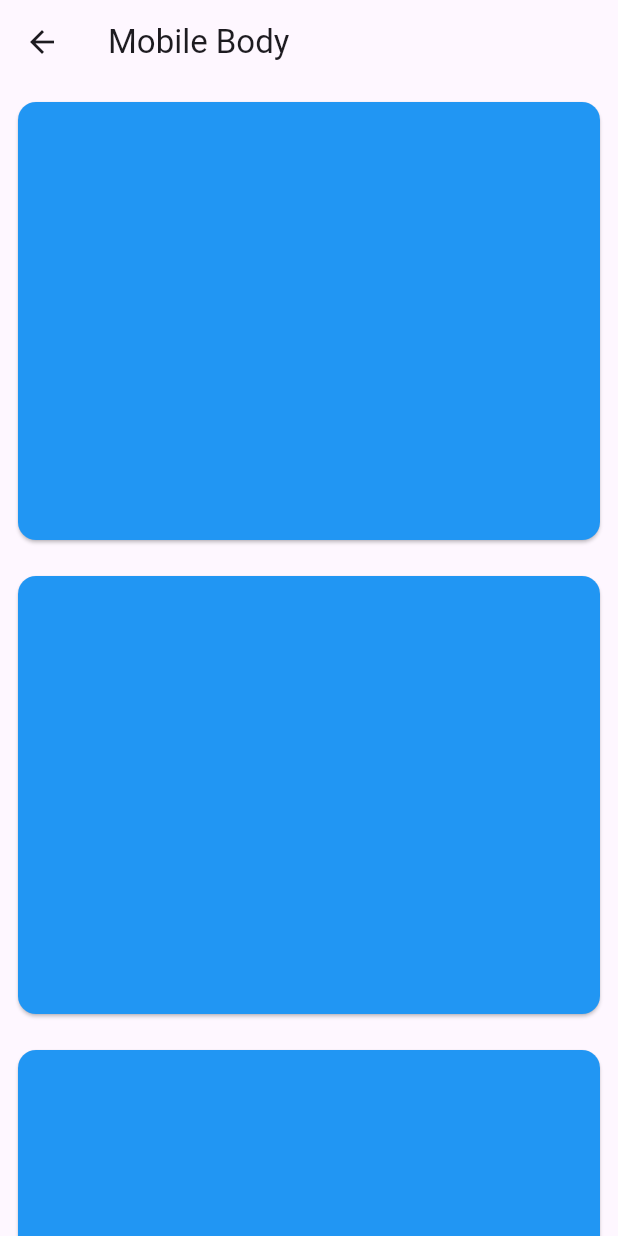
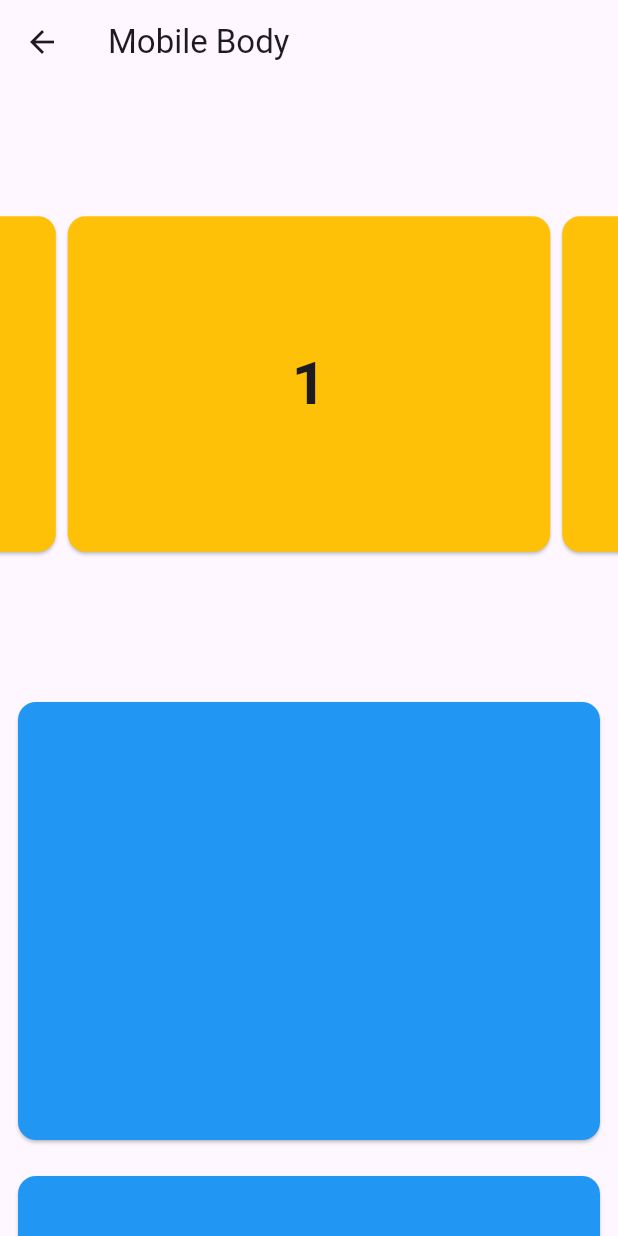
Before and after one commit to Bronziel/halfbaked, a Flutter app: the screen it shows after launch, after a tap on "View Recipe", on a phone screen of 412 x 824 dp. Run offline on Flutter 3.47's test engine with Material 3 defaults, Android fonts, the phone set to English and light mode, and no system bars; drawn by our look-alikes of carousel_slider.

Commit message:
adding some code

```diff
--- a/lib/components/carousell/caro_mobile.dart
+++ b/lib/components/carousell/caro_mobile.dart
@@ -0,0 +1,53 @@
+import 'package:flutter/material.dart';
+import 'package:carousel_slider/carousel_slider.dart';
+
+class CaroMobile extends StatelessWidget {
+  const CaroMobile({super.key});
+
+  @override
+  Widget build(BuildContext context) {
+    return SizedBox(
+      height: 400,
+      width: double.infinity,
+      child: CarouselSlider(
+        items: const [
+          CaroItemMobile(
+            number: '1',
+          ),
+          CaroItemMobile(
+            number: '2',
+          ),
+          CaroItemMobile(
+            number: '3',
+          )
+        ],
+        options: CarouselOptions(),
+      ),
+    );
+  }
+}
+
+class CaroItemMobile extends StatelessWidget {
+  final String number;
+  const CaroItemMobile({
+    required this.number,
+    super.key,
+  });
+
+  @override
+  Widget build(BuildContext context) {
+    return SizedBox(
+      height: 200,
+      width: double.infinity,
+      child: Card(
+        color: Colors.amber,
+        child: Center(
+          child: Text(
+            number,
+            style: const TextStyle(fontSize: 40, fontWeight: FontWeight.bold),
+          ),
+        ),
+      ),
+    );
+  }
+}
--- a/lib/pages/viewRecipe/view_recipe.dart
+++ b/lib/pages/viewRecipe/view_recipe.dart
@@ -2,6 +2,7 @@ import 'package:flutter/material.dart';
 import 'package:halfbaked/addaptive/desktop_body.dart';
 import 'package:halfbaked/addaptive/ipad_body.dart';
 import 'package:halfbaked/addaptive/mobile_body.dart';
+import 'package:halfbaked/components/carousell/caro_mobile.dart';
 
 class ViewRecipe extends StatelessWidget {
   const ViewRecipe({super.key});
@@ -30,7 +31,7 @@ class MobileRecipe extends StatelessWidget {
     return const SingleChildScrollView(
       child: Column(
         children: [
-          Boxcheck(),
+          CaroMobile(),
           Boxcheck(),
           Boxcheck(),
           Boxcheck(),
--- a/pubspec.yaml
+++ b/pubspec.yaml
@@ -35,6 +35,7 @@ dependencies:
   # The following adds the Cupertino Icons font to your application.
   # Use with the CupertinoIcons class for iOS style icons.
   cupertino_icons: ^1.0.6
+  carousel_slider: ^4.2.1
 
 dev_dependencies:
   flutter_test:
```
Also changed, not shown: pubspec.lock.
